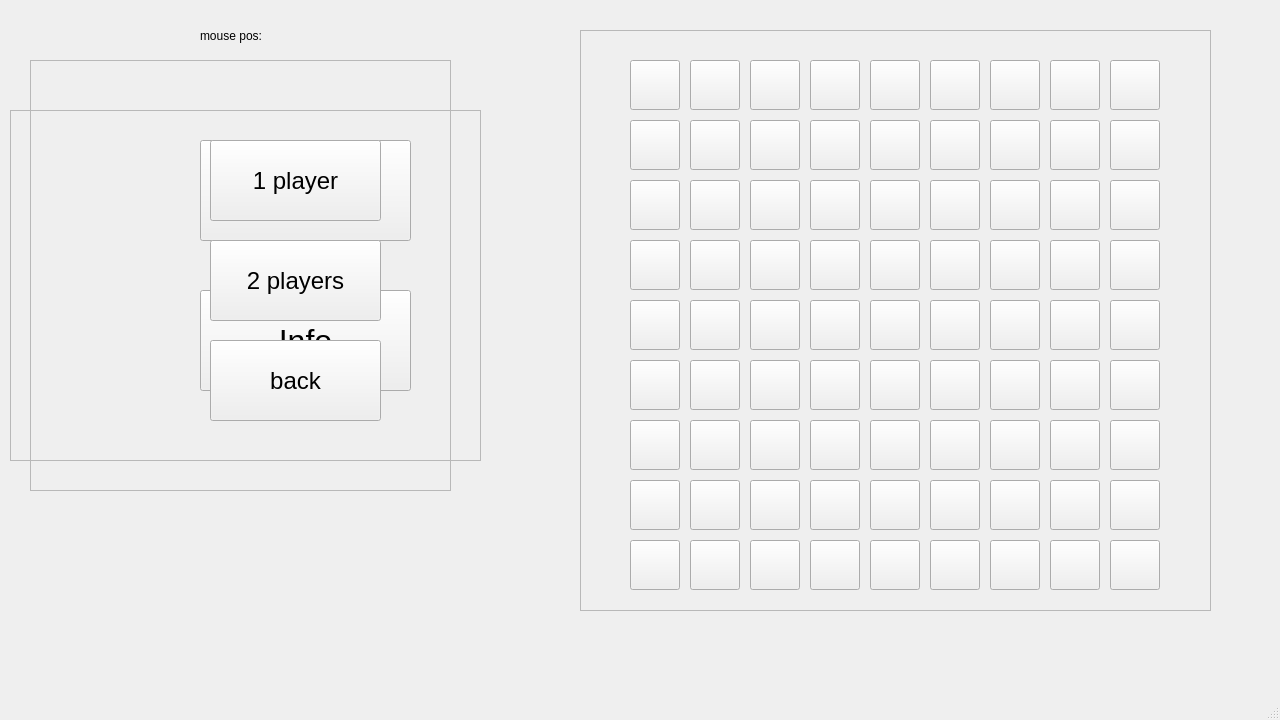
The window that quoridor.ui (crimvael/quoridor) describes before a commit, drawn with Qt 5.
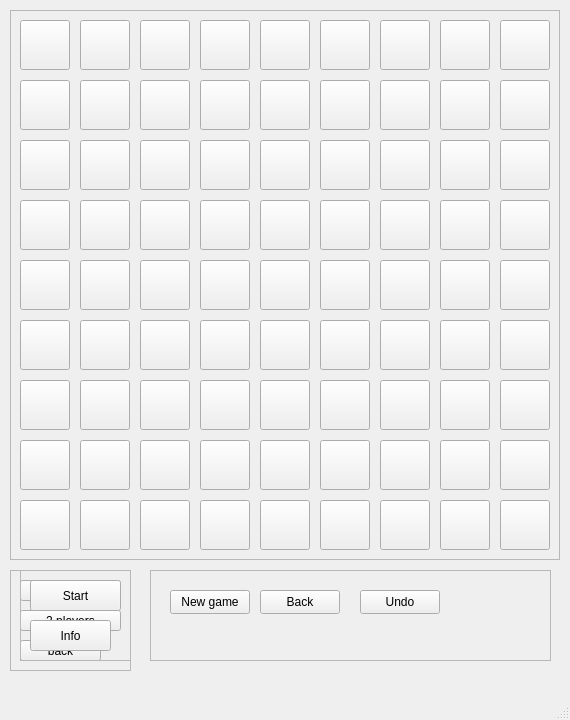
The same window after the commit.

Patch:
```diff
--- a/quoridor.ui
+++ b/quoridor.ui
@@ -6,7 +6,7 @@
    <rect>
     <x>0</x>
     <y>0</y>
-    <width>1280</width>
+    <width>570</width>
     <height>720</height>
    </rect>
   </property>
@@ -18,13 +18,13 @@
   </property>
   <property name="minimumSize">
    <size>
-    <width>1280</width>
+    <width>570</width>
     <height>720</height>
    </size>
   </property>
   <property name="maximumSize">
    <size>
-    <width>1280</width>
+    <width>570</width>
     <height>720</height>
    </size>
   </property>
@@ -35,141 +35,13 @@
    <string>Quoridor</string>
   </property>
   <widget class="QWidget" name="centralwidget">
-   <widget class="QFrame" name="frame">
-    <property name="geometry">
-     <rect>
-      <x>30</x>
-      <y>60</y>
-      <width>421</width>
-      <height>431</height>
-     </rect>
-    </property>
-    <property name="mouseTracking">
-     <bool>true</bool>
-    </property>
-    <property name="frameShape">
-     <enum>QFrame::StyledPanel</enum>
-    </property>
-    <property name="frameShadow">
-     <enum>QFrame::Raised</enum>
-    </property>
-    <widget class="QPushButton" name="pushButton">
-     <property name="geometry">
-      <rect>
-       <x>170</x>
-       <y>80</y>
-       <width>211</width>
-       <height>101</height>
-      </rect>
-     </property>
-     <property name="font">
-      <font>
-       <pointsize>24</pointsize>
-      </font>
-     </property>
-     <property name="text">
-      <string>Play</string>
-     </property>
-    </widget>
-    <widget class="QPushButton" name="pushButton_2">
-     <property name="geometry">
-      <rect>
-       <x>170</x>
-       <y>230</y>
-       <width>211</width>
-       <height>101</height>
-      </rect>
-     </property>
-     <property name="font">
-      <font>
-       <pointsize>24</pointsize>
-      </font>
-     </property>
-     <property name="text">
-      <string>Info</string>
-     </property>
-    </widget>
-   </widget>
-   <widget class="QFrame" name="frame_2">
-    <property name="geometry">
-     <rect>
-      <x>10</x>
-      <y>110</y>
-      <width>471</width>
-      <height>351</height>
-     </rect>
-    </property>
-    <property name="mouseTracking">
-     <bool>true</bool>
-    </property>
-    <property name="frameShape">
-     <enum>QFrame::StyledPanel</enum>
-    </property>
-    <property name="frameShadow">
-     <enum>QFrame::Raised</enum>
-    </property>
-    <widget class="QPushButton" name="pushButton_3">
-     <property name="geometry">
-      <rect>
-       <x>200</x>
-       <y>30</y>
-       <width>171</width>
-       <height>81</height>
-      </rect>
-     </property>
-     <property name="font">
-      <font>
-       <pointsize>18</pointsize>
-      </font>
-     </property>
-     <property name="text">
-      <string>1 player</string>
-     </property>
-    </widget>
-    <widget class="QPushButton" name="pushButton_4">
-     <property name="geometry">
-      <rect>
-       <x>200</x>
-       <y>130</y>
-       <width>171</width>
-       <height>81</height>
-      </rect>
-     </property>
-     <property name="font">
-      <font>
-       <pointsize>18</pointsize>
-      </font>
-     </property>
-     <property name="text">
-      <string>2 players</string>
-     </property>
-    </widget>
-    <widget class="QPushButton" name="pushButton_5">
-     <property name="geometry">
-      <rect>
-       <x>200</x>
-       <y>230</y>
-       <width>171</width>
-       <height>81</height>
-      </rect>
-     </property>
-     <property name="font">
-      <font>
-       <pointsize>18</pointsize>
-      </font>
-     </property>
-     <property name="text">
-      <string>back</string>
-     </property>
-    </widget>
-   </widget>
    <widget class="QFrame" name="frame_3">
     <property name="geometry">
      <rect>
-      <x>580</x>
-      <y>30</y>
-      <width>631</width>
-      <height>581</height>
+      <x>10</x>
+      <y>10</y>
+      <width>550</width>
+      <height>550</height>
      </rect>
     </property>
     <property name="mouseTracking">
@@ -184,8 +56,8 @@
     <widget class="QPushButton" name="pushButton_6">
      <property name="geometry">
       <rect>
-       <x>50</x>
-       <y>30</y>
+       <x>10</x>
+       <y>10</y>
        <width>50</width>
        <height>50</height>
       </rect>
@@ -203,8 +75,8 @@
     <widget class="QPushButton" name="pushButton_7">
      <property name="geometry">
       <rect>
-       <x>110</x>
-       <y>30</y>
+       <x>70</x>
+       <y>10</y>
        <width>50</width>
        <height>50</height>
       </rect>
@@ -216,8 +88,8 @@
     <widget class="QPushButton" name="pushButton_8">
      <property name="geometry">
       <rect>
-       <x>170</x>
-       <y>30</y>
+       <x>130</x>
+       <y>10</y>
        <width>50</width>
        <height>50</height>
       </rect>
@@ -229,8 +101,8 @@
     <widget class="QPushButton" name="pushButton_9">
      <property name="geometry">
       <rect>
-       <x>230</x>
-       <y>30</y>
+       <x>190</x>
+       <y>10</y>
        <width>50</width>
        <height>50</height>
       </rect>
@@ -242,8 +114,8 @@
     <widget class="QPushButton" name="pushButton_10">
      <property name="geometry">
       <rect>
-       <x>290</x>
-       <y>30</y>
+       <x>250</x>
+       <y>10</y>
        <width>50</width>
        <height>50</height>
       </rect>
@@ -255,8 +127,8 @@
     <widget class="QPushButton" name="pushButton_11">
      <property name="geometry">
       <rect>
-       <x>350</x>
-       <y>30</y>
+       <x>310</x>
+       <y>10</y>
        <width>50</width>
        <height>50</height>
       </rect>
@@ -268,8 +140,8 @@
     <widget class="QPushButton" name="pushButton_12">
      <property name="geometry">
       <rect>
-       <x>410</x>
-       <y>30</y>
+       <x>370</x>
+       <y>10</y>
        <width>50</width>
        <height>50</height>
       </rect>
@@ -281,8 +153,8 @@
     <widget class="QPushButton" name="pushButton_13">
      <property name="geometry">
       <rect>
-       <x>470</x>
-       <y>30</y>
+       <x>430</x>
+       <y>10</y>
        <width>50</width>
        <height>50</height>
       </rect>
@@ -294,8 +166,8 @@
     <widget class="QPushButton" name="pushButton_14">
      <property name="geometry">
       <rect>
-       <x>530</x>
-       <y>30</y>
+       <x>490</x>
+       <y>10</y>
        <width>50</width>
        <height>50</height>
       </rect>
@@ -307,8 +179,8 @@
     <widget class="QPushButton" name="pushButton_15">
      <property name="geometry">
       <rect>
-       <x>50</x>
-       <y>90</y>
+       <x>10</x>
+       <y>70</y>
        <width>50</width>
        <height>50</height>
       </rect>
@@ -320,8 +192,8 @@
     <widget class="QPushButton" name="pushButton_16">
      <property name="geometry">
       <rect>
-       <x>410</x>
-       <y>90</y>
+       <x>370</x>
+       <y>70</y>
        <width>50</width>
        <height>50</height>
       </rect>
@@ -333,8 +205,8 @@
     <widget class="QPushButton" name="pushButton_17">
      <property name="geometry">
       <rect>
-       <x>470</x>
-       <y>90</y>
+       <x>430</x>
+       <y>70</y>
        <width>50</width>
        <height>50</height>
       </rect>
@@ -346,8 +218,8 @@
     <widget class="QPushButton" name="pushButton_18">
      <property name="geometry">
       <rect>
-       <x>290</x>
-       <y>90</y>
+       <x>250</x>
+       <y>70</y>
        <width>50</width>
        <height>50</height>
       </rect>
@@ -359,8 +231,8 @@
     <widget class="QPushButton" name="pushButton_19">
      <property name="geometry">
       <rect>
-       <x>170</x>
-       <y>90</y>
+       <x>130</x>
+       <y>70</y>
        <width>50</width>
        <height>50</height>
       </rect>
@@ -372,8 +244,8 @@
     <widget class="QPushButton" name="pushButton_20">
      <property name="geometry">
       <rect>
-       <x>350</x>
-       <y>90</y>
+       <x>310</x>
+       <y>70</y>
        <width>50</width>
        <height>50</height>
       </rect>
@@ -385,8 +257,8 @@
     <widget class="QPushButton" name="pushButton_21">
      <property name="geometry">
       <rect>
-       <x>110</x>
-       <y>90</y>
+       <x>70</x>
+       <y>70</y>
        <width>50</width>
        <height>50</height>
       </rect>
@@ -398,8 +270,8 @@
     <widget class="QPushButton" name="pushButton_22">
      <property name="geometry">
       <rect>
-       <x>530</x>
-       <y>90</y>
+       <x>490</x>
+       <y>70</y>
        <width>50</width>
        <height>50</height>
       </rect>
@@ -411,8 +283,8 @@
     <widget class="QPushButton" name="pushButton_23">
      <property name="geometry">
       <rect>
-       <x>230</x>
-       <y>90</y>
+       <x>190</x>
+       <y>70</y>
        <width>50</width>
        <height>50</height>
       </rect>
@@ -424,8 +296,8 @@
     <widget class="QPushButton" name="pushButton_24">
      <property name="geometry">
       <rect>
-       <x>50</x>
-       <y>150</y>
+       <x>10</x>
+       <y>130</y>
        <width>50</width>
        <height>50</height>
       </rect>
@@ -437,8 +309,8 @@
     <widget class="QPushButton" name="pushButton_25">
      <property name="geometry">
       <rect>
-       <x>410</x>
-       <y>150</y>
+       <x>370</x>
+       <y>130</y>
        <width>50</width>
        <height>50</height>
       </rect>
@@ -450,8 +322,8 @@
     <widget class="QPushButton" name="pushButton_26">
      <property name="geometry">
       <rect>
-       <x>470</x>
-       <y>150</y>
+       <x>430</x>
+       <y>130</y>
        <width>50</width>
        <height>50</height>
       </rect>
@@ -463,8 +335,8 @@
     <widget class="QPushButton" name="pushButton_27">
      <property name="geometry">
       <rect>
-       <x>290</x>
-       <y>150</y>
+       <x>250</x>
+       <y>130</y>
        <width>50</width>
        <height>50</height>
       </rect>
@@ -476,8 +348,8 @@
     <widget class="QPushButton" name="pushButton_28">
      <property name="geometry">
       <rect>
-       <x>170</x>
-       <y>150</y>
+       <x>130</x>
+       <y>130</y>
        <width>50</width>
        <height>50</height>
       </rect>
@@ -489,8 +361,8 @@
     <widget class="QPushButton" name="pushButton_29">
      <property name="geometry">
       <rect>
-       <x>350</x>
-       <y>150</y>
+       <x>310</x>
+       <y>130</y>
        <width>50</width>
        <height>50</height>
       </rect>
@@ -502,8 +374,8 @@
     <widget class="QPushButton" name="pushButton_30">
      <property name="geometry">
       <rect>
-       <x>110</x>
-       <y>150</y>
+       <x>70</x>
+       <y>130</y>
        <width>50</width>
        <height>50</height>
       </rect>
@@ -515,8 +387,8 @@
     <widget class="QPushButton" name="pushButton_31">
      <property name="geometry">
       <rect>
-       <x>530</x>
-       <y>150</y>
+       <x>490</x>
+       <y>130</y>
        <width>50</width>
        <height>50</height>
       </rect>
@@ -528,8 +400,8 @@
     <widget class="QPushButton" name="pushButton_32">
      <property name="geometry">
       <rect>
-       <x>230</x>
-       <y>150</y>
+       <x>190</x>
+       <y>130</y>
        <width>50</width>
        <height>50</height>
       </rect>
@@ -541,8 +413,8 @@
     <widget class="QPushButton" name="pushButton_33">
      <property name="geometry">
       <rect>
-       <x>50</x>
-       <y>210</y>
+       <x>10</x>
+       <y>190</y>
        <width>50</width>
        <height>50</height>
       </rect>
@@ -554,8 +426,8 @@
     <widget class="QPushButton" name="pushButton_34">
      <property name="geometry">
       <rect>
-       <x>410</x>
-       <y>210</y>
+       <x>370</x>
+       <y>190</y>
        <width>50</width>
        <height>50</height>
       </rect>
@@ -567,8 +439,8 @@
     <widget class="QPushButton" name="pushButton_35">
      <property name="geometry">
       <rect>
-       <x>470</x>
-       <y>210</y>
+       <x>430</x>
+       <y>190</y>
        <width>50</width>
        <height>50</height>
       </rect>
@@ -580,8 +452,8 @@
     <widget class="QPushButton" name="pushButton_36">
      <property name="geometry">
       <rect>
-       <x>290</x>
-       <y>210</y>
+       <x>250</x>
+       <y>190</y>
        <width>50</width>
        <height>50</height>
       </rect>
@@ -593,8 +465,8 @@
     <widget class="QPushButton" name="pushButton_37">
      <property name="geometry">
       <rect>
-       <x>170</x>
-       <y>210</y>
+       <x>130</x>
+       <y>190</y>
        <width>50</width>
        <height>50</height>
       </rect>
@@ -606,8 +478,8 @@
     <widget class="QPushButton" name="pushButton_38">
      <property name="geometry">
       <rect>
-       <x>350</x>
-       <y>210</y>
+       <x>310</x>
+       <y>190</y>
        <width>50</width>
        <height>50</height>
       </rect>
@@ -619,8 +491,8 @@
     <widget class="QPushButton" name="pushButton_39">
      <property name="geometry">
       <rect>
-       <x>110</x>
-       <y>210</y>
+       <x>70</x>
+       <y>190</y>
        <width>50</width>
        <height>50</height>
       </rect>
@@ -632,8 +504,8 @@
     <widget class="QPushButton" name="pushButton_40">
      <property name="geometry">
       <rect>
-       <x>530</x>
-       <y>210</y>
+       <x>490</x>
+       <y>190</y>
        <width>50</width>
        <height>50</height>
       </rect>
@@ -645,8 +517,8 @@
     <widget class="QPushButton" name="pushButton_41">
      <property name="geometry">
       <rect>
-       <x>230</x>
-       <y>210</y>
+       <x>190</x>
+       <y>190</y>
        <width>50</width>
        <height>50</height>
       </rect>
@@ -658,8 +530,8 @@
     <widget class="QPushButton" name="pushButton_42">
      <property name="geometry">
       <rect>
-       <x>50</x>
-       <y>270</y>
+       <x>10</x>
+       <y>250</y>
        <width>50</width>
        <height>50</height>
       </rect>
@@ -671,8 +543,8 @@
     <widget class="QPushButton" name="pushButton_43">
      <property name="geometry">
       <rect>
-       <x>410</x>
-       <y>270</y>
+       <x>370</x>
+       <y>250</y>
        <width>50</width>
        <height>50</height>
       </rect>
@@ -684,8 +556,8 @@
     <widget class="QPushButton" name="pushButton_44">
      <property name="geometry">
       <rect>
-       <x>470</x>
-       <y>270</y>
+       <x>430</x>
+       <y>250</y>
        <width>50</width>
        <height>50</height>
       </rect>
@@ -697,8 +569,8 @@
     <widget class="QPushButton" name="pushButton_45">
      <property name="geometry">
       <rect>
-       <x>290</x>
-       <y>270</y>
+       <x>250</x>
+       <y>250</y>
        <width>50</width>
        <height>50</height>
       </rect>
@@ -710,8 +582,8 @@
     <widget class="QPushButton" name="pushButton_46">
      <property name="geometry">
       <rect>
-       <x>170</x>
-       <y>270</y>
+       <x>130</x>
+       <y>250</y>
        <width>50</width>
        <height>50</height>
       </rect>
@@ -723,8 +595,8 @@
     <widget class="QPushButton" name="pushButton_47">
      <property name="geometry">
       <rect>
-       <x>350</x>
-       <y>270</y>
+       <x>310</x>
+       <y>250</y>
        <width>50</width>
        <height>50</height>
       </rect>
@@ -736,8 +608,8 @@
     <widget class="QPushButton" name="pushButton_48">
      <property name="geometry">
       <rect>
-       <x>110</x>
-       <y>270</y>
+       <x>70</x>
+       <y>250</y>
        <width>50</width>
        <height>50</height>
       </rect>
@@ -749,8 +621,8 @@
     <widget class="QPushButton" name="pushButton_49">
      <property name="geometry">
       <rect>
-       <x>530</x>
-       <y>270</y>
+       <x>490</x>
+       <y>250</y>
        <width>50</width>
        <height>50</height>
       </rect>
@@ -762,8 +634,8 @@
     <widget class="QPushButton" name="pushButton_50">
      <property name="geometry">
       <rect>
-       <x>230</x>
-       <y>270</y>
+       <x>190</x>
+       <y>250</y>
        <width>50</width>
        <height>50</height>
       </rect>
@@ -775,8 +647,8 @@
     <widget class="QPushButton" name="pushButton_51">
      <property name="geometry">
       <rect>
-       <x>50</x>
-       <y>330</y>
+       <x>10</x>
+       <y>310</y>
        <width>50</width>
        <height>50</height>
       </rect>
@@ -788,8 +660,8 @@
     <widget class="QPushButton" name="pushButton_52">
      <property name="geometry">
       <rect>
-       <x>410</x>
-       <y>330</y>
+       <x>370</x>
+       <y>310</y>
        <width>50</width>
        <height>50</height>
       </rect>
@@ -801,8 +673,8 @@
     <widget class="QPushButton" name="pushButton_53">
      <property name="geometry">
       <rect>
-       <x>470</x>
-       <y>330</y>
+       <x>430</x>
+       <y>310</y>
        <width>50</width>
        <height>50</height>
       </rect>
@@ -814,8 +686,8 @@
     <widget class="QPushButton" name="pushButton_54">
      <property name="geometry">
       <rect>
-       <x>290</x>
-       <y>330</y>
+       <x>250</x>
+       <y>310</y>
        <width>50</width>
        <height>50</height>
       </rect>
@@ -827,8 +699,8 @@
     <widget class="QPushButton" name="pushButton_55">
      <property name="geometry">
       <rect>
-       <x>170</x>
-       <y>330</y>
+       <x>130</x>
+       <y>310</y>
        <width>50</width>
        <height>50</height>
       </rect>
@@ -840,8 +712,8 @@
     <widget class="QPushButton" name="pushButton_56">
      <property name="geometry">
       <rect>
-       <x>350</x>
-       <y>330</y>
+       <x>310</x>
+       <y>310</y>
        <width>50</width>
        <height>50</height>
       </rect>
@@ -853,8 +725,8 @@
     <widget class="QPushButton" name="pushButton_57">
      <property name="geometry">
       <rect>
-       <x>110</x>
-       <y>330</y>
+       <x>70</x>
+       <y>310</y>
        <width>50</width>
        <height>50</height>
       </rect>
@@ -866,8 +738,8 @@
     <widget class="QPushButton" name="pushButton_58">
      <property name="geometry">
       <rect>
-       <x>530</x>
-       <y>330</y>
+       <x>490</x>
+       <y>310</y>
        <width>50</width>
        <height>50</height>
       </rect>
@@ -879,8 +751,8 @@
     <widget class="QPushButton" name="pushButton_59">
      <property name="geometry">
       <rect>
-       <x>230</x>
-       <y>330</y>
+       <x>190</x>
+       <y>310</y>
        <width>50</width>
        <height>50</height>
       </rect>
@@ -892,8 +764,8 @@
     <widget class="QPushButton" name="pushButton_60">
      <property name="geometry">
       <rect>
-       <x>50</x>
-       <y>390</y>
+       <x>10</x>
+       <y>370</y>
        <width>50</width>
        <height>50</height>
       </rect>
@@ -905,8 +777,8 @@
     <widget class="QPushButton" name="pushButton_61">
      <property name="geometry">
       <rect>
-       <x>410</x>
-       <y>390</y>
+       <x>370</x>
+       <y>370</y>
        <width>50</width>
        <height>50</height>
       </rect>
@@ -918,8 +790,8 @@
     <widget class="QPushButton" name="pushButton_62">
      <property name="geometry">
       <rect>
-       <x>470</x>
-       <y>390</y>
+       <x>430</x>
+       <y>370</y>
        <width>50</width>
        <height>50</height>
       </rect>
@@ -931,8 +803,8 @@
     <widget class="QPushButton" name="pushButton_63">
      <property name="geometry">
       <rect>
-       <x>290</x>
-       <y>390</y>
+       <x>250</x>
+       <y>370</y>
        <width>50</width>
        <height>50</height>
       </rect>
@@ -944,8 +816,8 @@
     <widget class="QPushButton" name="pushButton_64">
      <property name="geometry">
       <rect>
-       <x>170</x>
-       <y>390</y>
+       <x>130</x>
+       <y>370</y>
        <width>50</width>
        <height>50</height>
       </rect>
@@ -957,8 +829,8 @@
     <widget class="QPushButton" name="pushButton_65">
      <property name="geometry">
       <rect>
-       <x>350</x>
-       <y>390</y>
+       <x>310</x>
+       <y>370</y>
        <width>50</width>
        <height>50</height>
       </rect>
@@ -970,8 +842,8 @@
     <widget class="QPushButton" name="pushButton_66">
      <property name="geometry">
       <rect>
-       <x>110</x>
-       <y>390</y>
+       <x>70</x>
+       <y>370</y>
        <width>50</width>
        <height>50</height>
       </rect>
@@ -983,8 +855,8 @@
     <widget class="QPushButton" name="pushButton_67">
      <property name="geometry">
       <rect>
-       <x>530</x>
-       <y>390</y>
+       <x>490</x>
+       <y>370</y>
        <width>50</width>
        <height>50</height>
       </rect>
@@ -996,8 +868,8 @@
     <widget class="QPushButton" name="pushButton_68">
      <property name="geometry">
       <rect>
-       <x>230</x>
-       <y>390</y>
+       <x>190</x>
+       <y>370</y>
        <width>50</width>
        <height>50</height>
       </rect>
@@ -1009,8 +881,8 @@
     <widget class="QPushButton" name="pushButton_69">
      <property name="geometry">
       <rect>
-       <x>50</x>
-       <y>450</y>
+       <x>10</x>
+       <y>430</y>
        <width>50</width>
        <height>50</height>
       </rect>
@@ -1022,8 +894,8 @@
     <widget class="QPushButton" name="pushButton_70">
      <property name="geometry">
       <rect>
-       <x>410</x>
-       <y>450</y>
+       <x>370</x>
+       <y>430</y>
        <width>50</width>
        <height>50</height>
       </rect>
@@ -1035,8 +907,8 @@
     <widget class="QPushButton" name="pushButton_71">
      <property name="geometry">
       <rect>
-       <x>470</x>
-       <y>450</y>
+       <x>430</x>
+       <y>430</y>
        <width>50</width>
        <height>50</height>
       </rect>
@@ -1048,8 +920,8 @@
     <widget class="QPushButton" name="pushButton_72">
      <property name="geometry">
       <rect>
-       <x>290</x>
-       <y>450</y>
+       <x>250</x>
+       <y>430</y>
        <width>50</width>
        <height>50</height>
       </rect>
@@ -1061,8 +933,8 @@
     <widget class="QPushButton" name="pushButton_73">
      <property name="geometry">
       <rect>
-       <x>170</x>
-       <y>450</y>
+       <x>130</x>
+       <y>430</y>
        <width>50</width>
        <height>50</height>
       </rect>
@@ -1074,8 +946,8 @@
     <widget class="QPushButton" name="pushButton_74">
      <property name="geometry">
       <rect>
-       <x>350</x>
-       <y>450</y>
+       <x>310</x>
+       <y>430</y>
        <width>50</width>
        <height>50</height>
       </rect>
@@ -1087,8 +959,8 @@
     <widget class="QPushButton" name="pushButton_75">
      <property name="geometry">
       <rect>
-       <x>110</x>
-       <y>450</y>
+       <x>70</x>
+       <y>430</y>
        <width>50</width>
        <height>50</height>
       </rect>
@@ -1100,8 +972,8 @@
     <widget class="QPushButton" name="pushButton_76">
      <property name="geometry">
       <rect>
-       <x>530</x>
-       <y>450</y>
+       <x>490</x>
+       <y>430</y>
        <width>50</width>
        <height>50</height>
       </rect>
@@ -1113,8 +985,8 @@
     <widget class="QPushButton" name="pushButton_77">
      <property name="geometry">
       <rect>
-       <x>230</x>
-       <y>450</y>
+       <x>190</x>
+       <y>430</y>
        <width>50</width>
        <height>50</height>
       </rect>
@@ -1126,8 +998,8 @@
     <widget class="QPushButton" name="pushButton_78">
      <property name="geometry">
       <rect>
-       <x>50</x>
-       <y>510</y>
+       <x>10</x>
+       <y>490</y>
        <width>50</width>
        <height>50</height>
       </rect>
@@ -1139,8 +1011,8 @@
     <widget class="QPushButton" name="pushButton_79">
      <property name="geometry">
       <rect>
-       <x>410</x>
-       <y>510</y>
+       <x>370</x>
+       <y>490</y>
        <width>50</width>
        <height>50</height>
       </rect>
@@ -1152,8 +1024,8 @@
     <widget class="QPushButton" name="pushButton_80">
      <property name="geometry">
       <rect>
-       <x>470</x>
-       <y>510</y>
+       <x>430</x>
+       <y>490</y>
        <width>50</width>
        <height>50</height>
       </rect>
@@ -1165,8 +1037,8 @@
     <widget class="QPushButton" name="pushButton_81">
      <property name="geometry">
       <rect>
-       <x>290</x>
-       <y>510</y>
+       <x>250</x>
+       <y>490</y>
        <width>50</width>
        <height>50</height>
       </rect>
@@ -1178,8 +1050,8 @@
     <widget class="QPushButton" name="pushButton_82">
      <property name="geometry">
       <rect>
-       <x>170</x>
-       <y>510</y>
+       <x>130</x>
+       <y>490</y>
        <width>50</width>
        <height>50</height>
       </rect>
@@ -1191,8 +1063,8 @@
     <widget class="QPushButton" name="pushButton_83">
      <property name="geometry">
       <rect>
-       <x>350</x>
-       <y>510</y>
+       <x>310</x>
+       <y>490</y>
        <width>50</width>
        <height>50</height>
       </rect>
@@ -1204,8 +1076,8 @@
     <widget class="QPushButton" name="pushButton_84">
      <property name="geometry">
       <rect>
-       <x>110</x>
-       <y>510</y>
+       <x>70</x>
+       <y>490</y>
        <width>50</width>
        <height>50</height>
       </rect>
@@ -1217,8 +1089,8 @@
     <widget class="QPushButton" name="pushButton_85">
      <property name="geometry">
       <rect>
-       <x>530</x>
-       <y>510</y>
+       <x>490</x>
+       <y>490</y>
        <width>50</width>
        <height>50</height>
       </rect>
@@ -1230,8 +1102,8 @@
     <widget class="QPushButton" name="pushButton_86">
      <property name="geometry">
       <rect>
-       <x>230</x>
-       <y>510</y>
+       <x>190</x>
+       <y>490</y>
        <width>50</width>
        <height>50</height>
       </rect>
@@ -1241,32 +1113,193 @@
      </property>
     </widget>
    </widget>
-   <widget class="QLabel" name="label">
+   <widget class="QFrame" name="frame">
     <property name="geometry">
      <rect>
-      <x>200</x>
-      <y>20</y>
-      <width>61</width>
-      <height>31</height>
+      <x>20</x>
+      <y>570</y>
+      <width>111</width>
+      <height>91</height>
      </rect>
     </property>
-    <property name="text">
-     <string>mouse pos:</string>
+    <property name="mouseTracking">
+     <bool>true</bool>
     </property>
+    <property name="frameShape">
+     <enum>QFrame::StyledPanel</enum>
+    </property>
+    <property name="frameShadow">
+     <enum>QFrame::Raised</enum>
+    </property>
+    <widget class="QPushButton" name="pushButton">
+     <property name="geometry">
+      <rect>
+       <x>10</x>
+       <y>10</y>
+       <width>91</width>
+       <height>31</height>
+      </rect>
+     </property>
+     <property name="font">
+      <font>
+       <pointsize>9</pointsize>
+      </font>
+     </property>
+     <property name="text">
+      <string>Start</string>
+     </property>
+    </widget>
+    <widget class="QPushButton" name="pushButton_2">
+     <property name="geometry">
+      <rect>
+       <x>10</x>
+       <y>50</y>
+       <width>81</width>
+       <height>31</height>
+      </rect>
+     </property>
+     <property name="font">
+      <font>
+       <pointsize>9</pointsize>
+      </font>
+     </property>
+     <property name="text">
+      <string>Info</string>
+     </property>
+    </widget>
    </widget>
-   <widget class="QLabel" name="label_2">
+   <widget class="QFrame" name="frame_4">
     <property name="geometry">
      <rect>
-      <x>270</x>
-      <y>30</y>
-      <width>49</width>
-      <height>16</height>
+      <x>150</x>
+      <y>570</y>
+      <width>401</width>
+      <height>91</height>
      </rect>
     </property>
-    <property name="text">
-     <string/>
+    <property name="frameShape">
+     <enum>QFrame::StyledPanel</enum>
     </property>
+    <property name="frameShadow">
+     <enum>QFrame::Raised</enum>
+    </property>
+    <widget class="QPushButton" name="pushButton_87">
+     <property name="geometry">
+      <rect>
+       <x>20</x>
+       <y>20</y>
+       <width>80</width>
+       <height>24</height>
+      </rect>
+     </property>
+     <property name="text">
+      <string>New game</string>
+     </property>
+    </widget>
+    <widget class="QPushButton" name="pushButton_88">
+     <property name="geometry">
+      <rect>
+       <x>110</x>
+       <y>20</y>
+       <width>80</width>
+       <height>24</height>
+      </rect>
+     </property>
+     <property name="text">
+      <string>Back</string>
+     </property>
+    </widget>
+    <widget class="QPushButton" name="pushButton_89">
+     <property name="geometry">
+      <rect>
+       <x>210</x>
+       <y>20</y>
+       <width>80</width>
+       <height>24</height>
+      </rect>
+     </property>
+     <property name="text">
+      <string>Undo</string>
+     </property>
+    </widget>
    </widget>
+   <widget class="QFrame" name="frame_2">
+    <property name="geometry">
+     <rect>
+      <x>10</x>
+      <y>570</y>
+      <width>121</width>
+      <height>101</height>
+     </rect>
+    </property>
+    <property name="mouseTracking">
+     <bool>true</bool>
+    </property>
+    <property name="frameShape">
+     <enum>QFrame::StyledPanel</enum>
+    </property>
+    <property name="frameShadow">
+     <enum>QFrame::Raised</enum>
+    </property>
+    <widget class="QPushButton" name="pushButton_3">
+     <property name="geometry">
+      <rect>
+       <x>10</x>
+       <y>10</y>
+       <width>101</width>
+       <height>21</height>
+      </rect>
+     </property>
+     <property name="font">
+      <font>
+       <pointsize>10</pointsize>
+      </font>
+     </property>
+     <property name="text">
+      <string>1 player</string>
+     </property>
+    </widget>
+    <widget class="QPushButton" name="pushButton_4">
+     <property name="geometry">
+      <rect>
+       <x>10</x>
+       <y>40</y>
+       <width>101</width>
+       <height>21</height>
+      </rect>
+     </property>
+     <property name="font">
+      <font>
+       <pointsize>9</pointsize>
+      </font>
+     </property>
+     <property name="text">
+      <string>2 players</string>
+     </property>
+    </widget>
+    <widget class="QPushButton" name="pushButton_5">
+     <property name="geometry">
+      <rect>
+       <x>10</x>
+       <y>70</y>
+       <width>81</width>
+       <height>21</height>
+      </rect>
+     </property>
+     <property name="font">
+      <font>
+       <pointsize>9</pointsize>
+      </font>
+     </property>
+     <property name="text">
+      <string>back</string>
+     </property>
+    </widget>
+   </widget>
+   <zorder>frame_2</zorder>
+   <zorder>frame_3</zorder>
+   <zorder>frame</zorder>
+   <zorder>frame_4</zorder>
   </widget>
   <widget class="QMenuBar" name="menubar">
    <property name="geometry">
```
Left out of the diff: 2 changed lines with no effect on the pictures.
